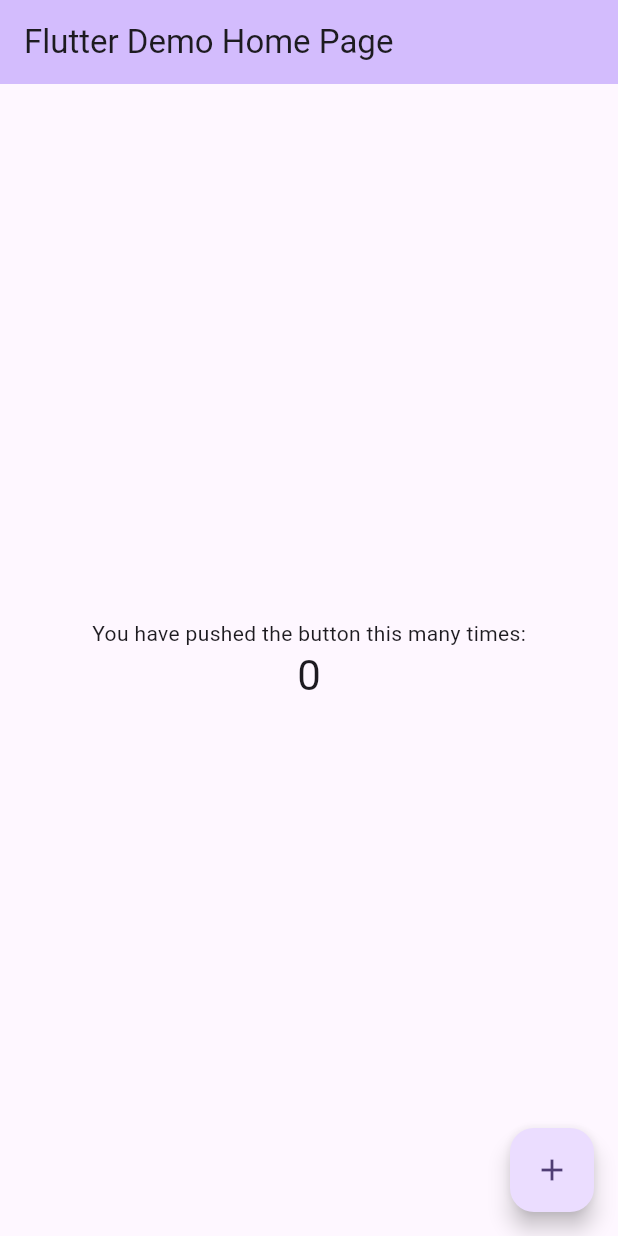
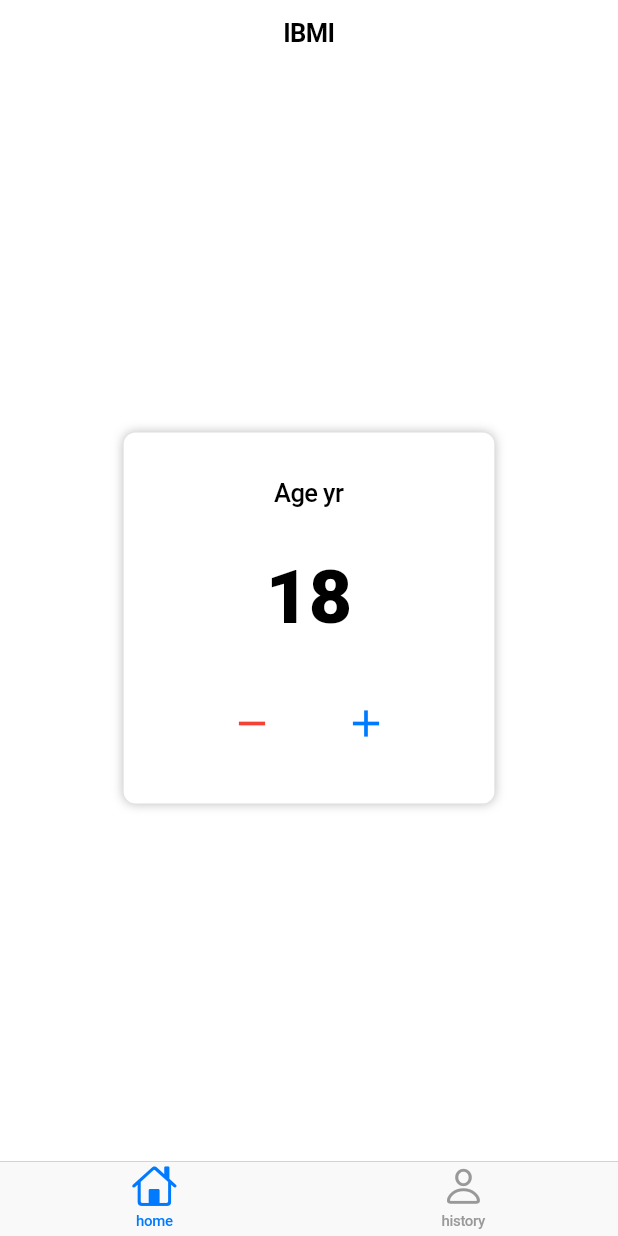
Before and after one commit to FaisalNadaf/flutter_ibmi, a Flutter app: the screen it shows after launch, on a phone screen of 412 x 824 dp. Run offline on Flutter 3.47's test engine with Material 3 defaults, Android fonts, the phone set to English and light mode, and no system bars.

Commit message:
shadow container

```diff
--- a/lib/main.dart
+++ b/lib/main.dart
@@ -1,4 +1,8 @@
+import 'package:flutter/cupertino.dart';
 import 'package:flutter/material.dart';
+import 'package:ibmi/pages/historyPage.dart';
+import 'package:ibmi/pages/homePage.dart';
+import 'package:ibmi/pages/mainPage.dart';
 
 void main() {
   runApp(const MyApp());
@@ -10,116 +14,14 @@
   // This widget is the root of your application.
   @override
   Widget build(BuildContext context) {
-    return MaterialApp(
-      title: 'Flutter Demo',
-      theme: ThemeData(
-        // This is the theme of your application.
-        //
-        // TRY THIS: Try running your application with "flutter run". You'll see
-        // the application has a purple toolbar. Then, without quitting the app,
-        // try changing the seedColor in the colorScheme below to Colors.green
-        // and then invoke "hot reload" (save your changes or press the "hot
-        // reload" button in a Flutter-supported IDE, or press "r" if you used
-        // the command line to start the app).
-        //
-        // Notice that the counter didn't reset back to zero; the application
-        // state is not lost during the reload. To reset the state, use hot
-        // restart instead.
-        //
-        // This works for code too, not just values: Most code changes can be
-        // tested with just a hot reload.
-        colorScheme: ColorScheme.fromSeed(seedColor: Colors.deepPurple),
-        useMaterial3: true,
-      ),
-      home: const MyHomePage(title: 'Flutter Demo Home Page'),
+    return CupertinoApp(
+      debugShowCheckedModeBanner: false,
+      title: 'IBMI',
+      initialRoute: '/',
+      routes: {
+        '/': (BuildContext _context) => Mainpage(),
+        '/history': (BuildContext _context) => Historypage(),
+      },
     );
   }
 }
-
-class MyHomePage extends StatefulWidget {
-  const MyHomePage({super.key, required this.title});
-
-  // This widget is the home page of your application. It is stateful, meaning
-  // that it has a State object (defined below) that contains fields that affect
-  // how it looks.
-
-  // This class is the configuration for the state. It holds the values (in this
-  // case the title) provided by the parent (in this case the App widget) and
-  // used by the build method of the State. Fields in a Widget subclass are
-  // always marked "final".
-
-  final String title;
-
-  @override
-  State<MyHomePage> createState() => _MyHomePageState();
-}
-
-class _MyHomePageState extends State<MyHomePage> {
-  int _counter = 0;
-
-  void _incrementCounter() {
-    setState(() {
-      // This call to setState tells the Flutter framework that something has
-      // changed in this State, which causes it to rerun the build method below
-      // so that the display can reflect the updated values. If we changed
-      // _counter without calling setState(), then the build method would not be
-      // called again, and so nothing would appear to happen.
-      _counter++;
-    });
-  }
-
-  @override
-  Widget build(BuildContext context) {
-    // This method is rerun every time setState is called, for instance as done
-    // by the _incrementCounter method above.
-    //
-    // The Flutter framework has been optimized to make rerunning build methods
-    // fast, so that you can just rebuild anything that needs updating rather
-    // than having to individually change instances of widgets.
-    return Scaffold(
-      appBar: AppBar(
-        // TRY THIS: Try changing the color here to a specific color (to
-        // Colors.amber, perhaps?) and trigger a hot reload to see the AppBar
-        // change color while the other colors stay the same.
-        backgroundColor: Theme.of(context).colorScheme.inversePrimary,
-        // Here we take the value from the MyHomePage object that was created by
-        // the App.build method, and use it to set our appbar title.
-        title: Text(widget.title),
-      ),
-      body: Center(
-        // Center is a layout widget. It takes a single child and positions it
-        // in the middle of the parent.
-        child: Column(
-          // Column is also a layout widget. It takes a list of children and
-          // arranges them vertically. By default, it sizes itself to fit its
-          // children horizontally, and tries to be as tall as its parent.
-          //
-          // Column has various properties to control how it sizes itself and
-          // how it positions its children. Here we use mainAxisAlignment to
-          // center the children vertically; the main axis here is the vertical
-          // axis because Columns are vertical (the cross axis would be
-          // horizontal).
-          //
-          // TRY THIS: Invoke "debug painting" (choose the "Toggle Debug Paint"
-          // action in the IDE, or press "p" in the console), to see the
-          // wireframe for each widget.
-          mainAxisAlignment: MainAxisAlignment.center,
-          children: <Widget>[
-            const Text(
-              'You have pushed the button this many times:',
-            ),
-            Text(
-              '$_counter',
-              style: Theme.of(context).textTheme.headlineMedium,
-            ),
-          ],
-        ),
-      ),
-      floatingActionButton: FloatingActionButton(
-        onPressed: _incrementCounter,
-        tooltip: 'Increment',
-        child: const Icon(Icons.add),
-      ), // This trailing comma makes auto-formatting nicer for build methods.
-    );
-  }
-}
--- /dev/null
+++ b/lib/pages/historyPage.dart
@@ -0,0 +1,16 @@
+import 'package:flutter/cupertino.dart';
+import 'package:flutter/material.dart';
+import 'package:flutter/widgets.dart';
+
+class Historypage extends StatelessWidget {
+  const Historypage({super.key});
+
+  @override
+  Widget build(BuildContext context) {
+    return CupertinoPageScaffold(
+      child: Container(
+        color: Colors.green,
+      ),
+    );
+  }
+}
--- /dev/null
+++ b/lib/pages/homePage.dart
@@ -0,0 +1,84 @@
+import 'package:flutter/cupertino.dart';
+import 'package:flutter/material.dart';
+import 'package:ibmi/widgets/shadowContainer.dart';
+
+class Homepage extends StatefulWidget {
+  Homepage({super.key});
+  @override
+  State<Homepage> createState() => _HomepageState();
+}
+
+class _HomepageState extends State<Homepage> {
+  @override
+  int _age = 18;
+
+  @override
+  Widget build(BuildContext context) {
+    return CupertinoPageScaffold(
+      child: Center(
+        child: _ageSelecter(),
+      ),
+    );
+  }
+
+  Widget _ageSelecter() {
+    return ShadowContainer(
+      height: 0.3,
+      width: 0.6,
+      child: Column(
+        mainAxisAlignment: MainAxisAlignment.spaceEvenly,
+        children: [
+          const Text(
+            'Age yr',
+            style: TextStyle(
+              fontWeight: FontWeight.w500,
+            ),
+          ),
+          Text(
+            _age.toString(),
+            style: const TextStyle(
+              fontSize: 50,
+              fontWeight: FontWeight.w900,
+            ),
+          ),
+          Row(
+            mainAxisAlignment: MainAxisAlignment.center,
+            mainAxisSize: MainAxisSize.max,
+            children: [
+              SizedBox(
+                child: CupertinoDialogAction(
+                  onPressed: () {
+                    setState(() {
+                      _age--;
+                    });
+                  },
+                  child: const Icon(
+                    Icons.remove,
+                    color: Colors.red,
+                    size: 30,
+                  ),
+                ),
+              ),
+              const SizedBox(
+                width: 30,
+              ),
+              SizedBox(
+                child: CupertinoDialogAction(
+                  onPressed: () {
+                    setState(() {
+                      _age++;
+                    });
+                  },
+                  child: const Icon(
+                    Icons.add_outlined,
+                    size: 30,
+                  ),
+                ),
+              ),
+            ],
+          )
+        ],
+      ),
+    );
+  }
+}
--- /dev/null
+++ b/lib/pages/mainPage.dart
@@ -0,0 +1,45 @@
+import 'package:flutter/cupertino.dart';
+import 'package:flutter/widgets.dart';
+import 'package:ibmi/pages/historyPage.dart';
+import 'package:ibmi/pages/homePage.dart';
+
+class Mainpage extends StatefulWidget {
+  const Mainpage({super.key});
+
+  @override
+  State<Mainpage> createState() => _MainpageState();
+}
+
+List<Widget> _tasks = [
+  Homepage(),
+  Historypage(),
+];
+
+class _MainpageState extends State<Mainpage> {
+  @override
+  Widget build(BuildContext context) {
+    return CupertinoPageScaffold(
+      navigationBar: CupertinoNavigationBar(
+        middle: Text(
+          'IBMI',
+        ),
+      ),
+      child: CupertinoTabScaffold(
+          tabBar: CupertinoTabBar(
+            items: const [
+              BottomNavigationBarItem(
+                icon: Icon(CupertinoIcons.home),
+                label: 'home',
+              ),
+              BottomNavigationBarItem(
+                icon: Icon(CupertinoIcons.person),
+                label: 'history',
+              ),
+            ],
+          ),
+          tabBuilder: (context, index) {
+            return _tasks[index];
+          }),
+    );
+  }
+}
--- /dev/null
+++ b/lib/widgets/shadowContainer.dart
@@ -0,0 +1,36 @@
+import 'package:flutter/cupertino.dart';
+import 'package:flutter/material.dart';
+
+class ShadowContainer extends StatelessWidget {
+  double height, width;
+  Widget child;
+
+  ShadowContainer({
+    super.key,
+    required this.height,
+    required this.width,
+    required this.child,
+  });
+  late double _deviceHeight, _deviceWidth;
+
+  @override
+  Widget build(BuildContext context) {
+    _deviceHeight = MediaQuery.of(context).size.height;
+    _deviceWidth = MediaQuery.of(context).size.width;
+    return Container(
+      decoration: BoxDecoration(
+        color: Colors.white,
+        borderRadius: BorderRadius.circular(8),
+        boxShadow: const [
+          BoxShadow(
+            color: Colors.black26,
+            blurRadius: 5,
+          ),
+        ],
+      ),
+      height: _deviceHeight! * height,
+      width: _deviceWidth! * width,
+      child: child,
+    );
+  }
+}
--- a/pubspec.yaml
+++ b/pubspec.yaml
@@ -30,6 +30,7 @@ environment:
 dependencies:
   flutter:
     sdk: flutter
+  shared_preferences: "2.3.2"
 
 
   # The following adds the Cupertino Icons font to your application.
```
Also changed, not shown: pubspec.lock, 1 other file.
